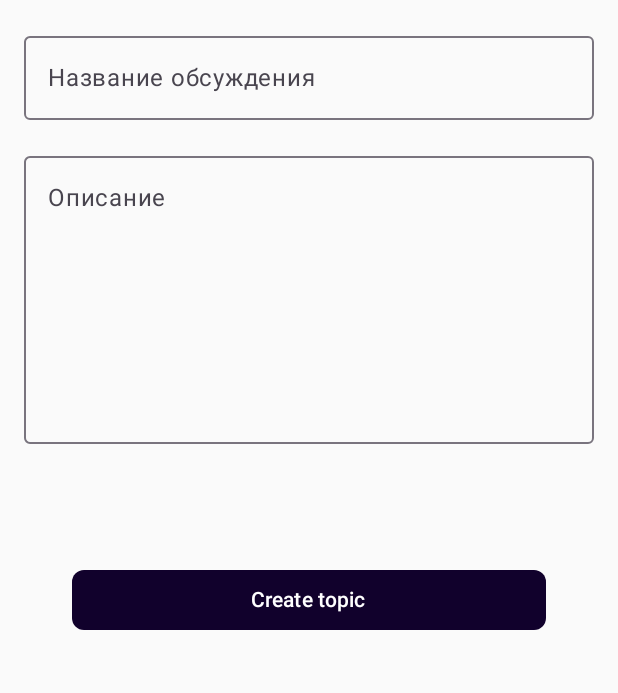
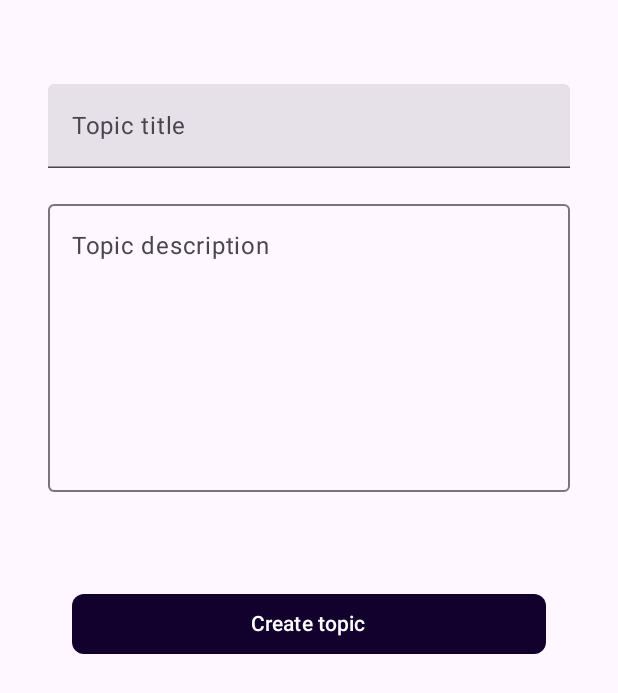
Before and after one commit to VOR2004/AndroidPractice, an Android app built with Jetpack Compose: the AddTopicScreen screen opened through its navigation route, on a phone screen of 412 x 824 dp. Shown: the top 693 px of the screen. Run offline under Robolectric (Android 15) with nearby library versions, the phone set to English and light mode, and no system bars; our stand-ins replace Dagger/Hilt's generated code, Firebase (no records; nobody signed in at launch, a user with empty details on screens opened directly).

```diff
--- a/app/src/main/java/ru/itis/androidpractice/core/ui/uiparts/ButtonDefault.kt
+++ b/app/src/main/java/ru/itis/androidpractice/core/ui/uiparts/ButtonDefault.kt
@@ -13,7 +13,7 @@ import androidx.compose.ui.unit.dp
 import ru.itis.androidpractice.R
 
 @Composable
-fun ButtonDefault(onClick: () -> Unit = {}, text: String) {
+fun ButtonDefault(onClick: () -> Unit = {}, text: String, modifier: Modifier) {
     Button(
         onClick = { onClick() },
         shape = RoundedCornerShape(8.dp),
@@ -23,9 +23,7 @@ fun ButtonDefault(onClick: () -> Unit = {}, text: String) {
             colorResource(R.color.default_button_color_disabled),
             colorResource(R.color.default_button_color_secondary)
         ),
-        modifier = Modifier
-            .padding(start = 32.dp, end = 32.dp, top = 48.dp )
-            .fillMaxWidth()
+        modifier = modifier,
     )
 
     {
--- a/app/src/main/java/ru/itis/androidpractice/features/topic/presentation/ui/screens/AddTopicScreen.kt
+++ b/app/src/main/java/ru/itis/androidpractice/features/topic/presentation/ui/screens/AddTopicScreen.kt
@@ -8,17 +8,21 @@ import androidx.compose.foundation.layout.height
 import androidx.compose.foundation.layout.padding
 import androidx.compose.material3.MaterialTheme
 import androidx.compose.material3.OutlinedTextField
+import androidx.compose.material3.Scaffold
 import androidx.compose.material3.Text
+import androidx.compose.material3.TextField
 import androidx.compose.runtime.Composable
 import androidx.compose.runtime.getValue
 import androidx.compose.ui.Modifier
 import androidx.compose.ui.graphics.Color
+import androidx.compose.ui.res.stringResource
 import androidx.compose.ui.unit.dp
 import androidx.hilt.navigation.compose.hiltViewModel
 import androidx.lifecycle.compose.collectAsStateWithLifecycle
 import ru.itis.androidpractice.features.auth.presentation.ui.uiparts.banners.NoConnectionBanner
 import ru.itis.androidpractice.core.ui.uiparts.ButtonDefault
 import ru.itis.androidpractice.features.topic.presentation.ui.viewmodel.AddTopicViewModel
+import ru.itis.androidpractice.R
 
 @Composable
 fun AddTopicScreen(
@@ -27,16 +31,32 @@ fun AddTopicScreen(
     val state by viewModel.viewStates.collectAsStateWithLifecycle()
     val errorTextHeight = 16.dp
 
-    Column(modifier = Modifier.padding(16.dp)) {
+    Scaffold(
+    ) { paddingValues ->
 
-        OutlinedTextField(
+        if (state.showNoConnectionBanner) {
+            NoConnectionBanner { viewModel.dismissNoConnectionBanner() }
+        }
+
+        Column(modifier = Modifier
+            .padding(paddingValues)
+            .padding(16.dp)) {
+
+            Spacer(modifier = Modifier.height(40.dp))
+
+            TextField(
                 value = state.title,
                 onValueChange = { viewModel.onTitleChanged(it) },
                 isError = state.titleError != null,
-            label = { Text("Название обсуждения") },
-            modifier = Modifier.fillMaxWidth()
+                label = { Text(stringResource(R.string.topic_title)) },
+                modifier = Modifier
+                    .fillMaxWidth()
+                    .padding(start = 16.dp, end = 16.dp)
             )
-        Box(modifier = Modifier.height(errorTextHeight)) {
+            Box(modifier = Modifier
+                .height(errorTextHeight)
+                .padding(start = 24.dp, end = 24.dp)
+            ) {
                 state.titleError?.let {
                     Text(text = it, color = Color.Red, style = MaterialTheme.typography.labelSmall)
                 }
@@ -46,26 +66,28 @@ fun AddTopicScreen(
                 value = state.description,
                 onValueChange = { viewModel.onDescriptionChanged(it) },
                 isError = state.descriptionError != null,
-            label = { Text("Описание") },
+                label = { Text(stringResource(R.string.topic_description)) },
                 modifier = Modifier
                     .fillMaxWidth()
                     .height(200.dp)
+                    .padding(start = 16.dp, end = 16.dp)
             )
-        Box(modifier = Modifier.height(errorTextHeight)) {
+            Box(modifier = Modifier
+                .height(errorTextHeight)
+                .padding(start = 24.dp, end = 24.dp)
+            ) {
                 state.descriptionError?.let {
                     Text(text = it, color = Color.Red, style = MaterialTheme.typography.labelSmall)
                 }
             }
 
-        Spacer(modifier = Modifier.height(16.dp))
-
             ButtonDefault(
                 onClick = { viewModel.addTopic() },
-            text = "Create topic"
+                text = stringResource(R.string.create_topic),
+                modifier = Modifier
+                    .padding(start = 32.dp, end = 32.dp, top = 48.dp)
+                    .fillMaxWidth()
             )
-
-        if (state.showNoConnectionBanner) {
-            NoConnectionBanner { viewModel.dismissNoConnectionBanner() }
         }
     }
 }
--- a/app/src/main/res/values/strings.xml
+++ b/app/src/main/res/values/strings.xml
@@ -11,4 +11,7 @@
     <string name="password_visible">Show password</string>
     <string name="password_not_visible">Dismiss password</string>
     <string name="description_logout">Logout</string>
+    <string name="topic_title">Topic title</string>
+    <string name="topic_description">Topic description</string>
+    <string name="create_topic">Create topic</string>
 </resources>
```
Also changed, not shown: app/src/main/java/ru/itis/androidpractice/features/auth/presentation/ui/screens/RegisterScreen.kt (+17 -17 lines), app/src/main/java/ru/itis/androidpractice/features/auth/presentation/ui/screens/SignInScreen.kt (+19 -22 lines), app/src/main/java/ru/itis/androidpractice/features/auth/presentation/ui/uiparts/content/Logo.kt (added, +21 -0 lines). Lines whose indentation alone changed are shown as unchanged.
